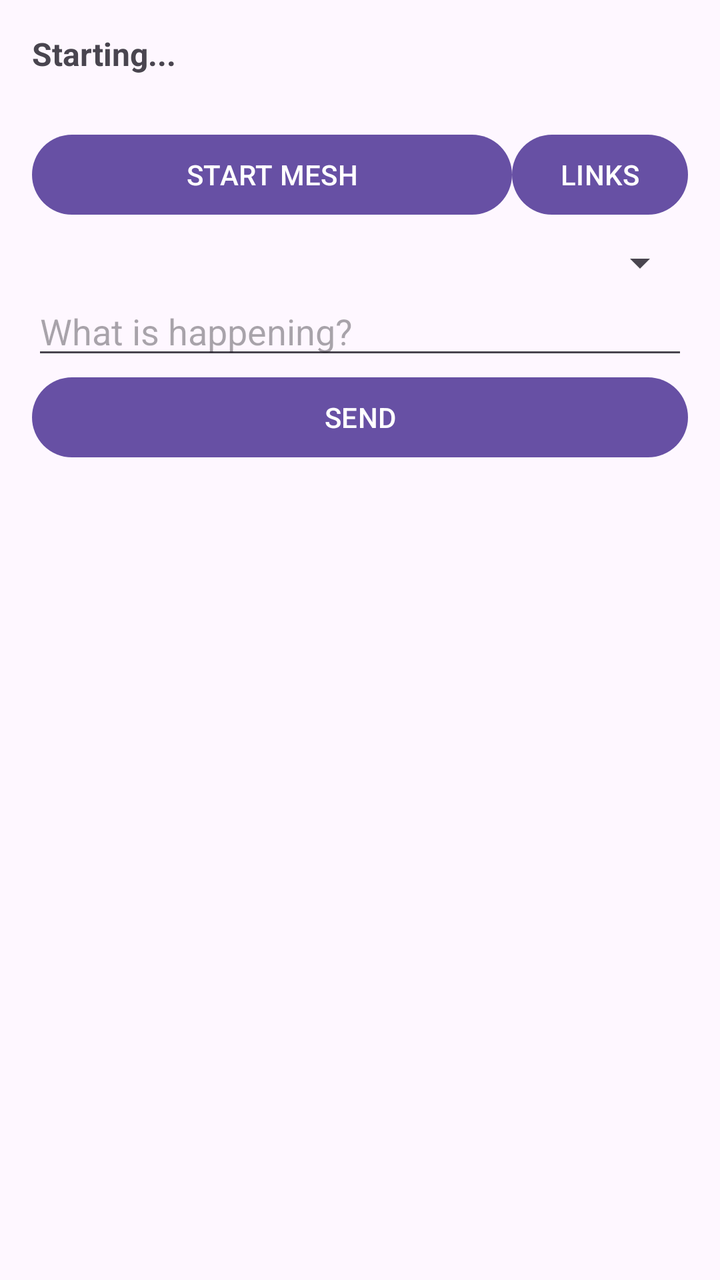
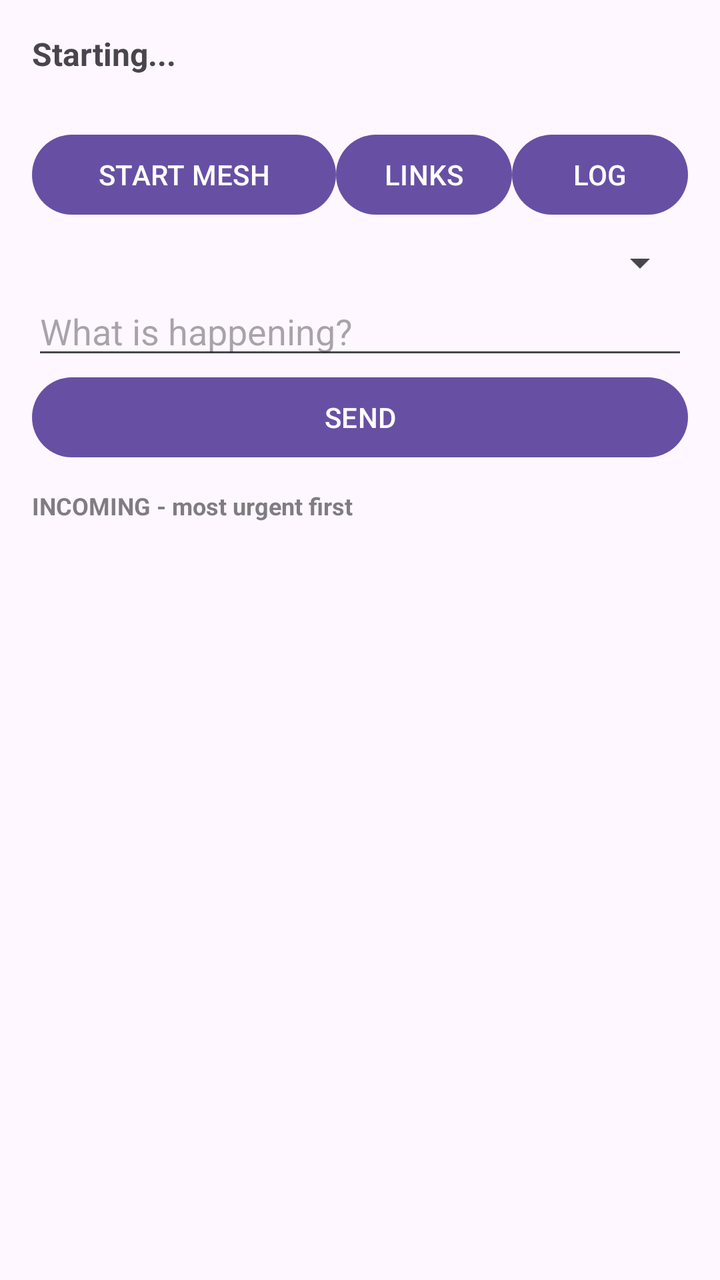

Screens rendered from an Android XML layout before and after an edit, with the pre-edit source and the edit as a unified diff.
<!-- AndroidManifest.xml: application theme Theme.MeshRelay -->
<!-- res/layout/activity_main.xml -->
<?xml version="1.0" encoding="utf-8"?>
<LinearLayout xmlns:android="http://schemas.android.com/apk/res/android"
    android:id="@+id/main"
    android:layout_width="match_parent"
    android:layout_height="match_parent"
    android:orientation="vertical"
    android:fitsSystemWindows="true"
    android:padding="16dp">

    <TextView
        android:id="@+id/tvName"
        android:layout_width="match_parent"
        android:layout_height="wrap_content"
        android:text="Starting..."
        android:textSize="16sp"
        android:textStyle="bold" />

    
    <TextView
        android:id="@+id/tvStats"
        android:layout_width="match_parent"
        android:layout_height="wrap_content"
        android:textSize="13sp"
        android:fontFamily="monospace"
        android:paddingBottom="8dp" />

    <LinearLayout
        android:layout_width="match_parent"
        android:layout_height="wrap_content"
        android:orientation="horizontal">

        <Button
            android:id="@+id/btnStart"
            android:layout_width="0dp"
            android:layout_weight="1"
            android:layout_height="wrap_content"
            android:text="START MESH" />

        <Button
            android:id="@+id/btnTopology"
            android:layout_width="wrap_content"
            android:layout_height="wrap_content"
            android:text="LINKS" />
    </LinearLayout>

    <Spinner
        android:id="@+id/spType"
        android:layout_width="match_parent"
        android:layout_height="wrap_content"
        android:layout_marginTop="8dp" />

    <EditText
        android:id="@+id/etMessage"
        android:layout_width="match_parent"
        android:layout_height="wrap_content"
        android:hint="What is happening?"
        android:inputType="text"
        android:maxLength="180" />

    <Button
        android:id="@+id/btnSend"
        android:layout_width="match_parent"
        android:layout_height="wrap_content"
        android:text="SEND" />

    <ScrollView
        android:id="@+id/svLog"
        android:layout_width="match_parent"
        android:layout_height="0dp"
        android:layout_weight="1"
        android:layout_marginTop="12dp">

        <TextView
            android:id="@+id/tvLog"
            android:layout_width="match_parent"
            android:layout_height="wrap_content"
            android:textSize="12sp"
            android:fontFamily="monospace"
            android:textIsSelectable="true" />
    </ScrollView>

</LinearLayout>
<!-- resources referenced by this layout -->
<resources>
  <style name="Theme.MeshRelay" parent="Base.Theme.MeshRelay" />
  <style name="Base.Theme.MeshRelay" parent="Theme.Material3.DayNight.NoActionBar">
          
          
      </style>
</resources>

<!-- the commit's change to res/layout/activity_main.xml (unified diff, before → after) -->
@@ -41,6 +41,13 @@
             android:layout_width="wrap_content"
             android:layout_height="wrap_content"
             android:text="LINKS" />
+
+        
+        <Button
+            android:id="@+id/btnView"
+            android:layout_width="wrap_content"
+            android:layout_height="wrap_content"
+            android:text="LOG" />
     </LinearLayout>
 
     <Spinner
@@ -63,12 +70,29 @@
         android:layout_height="wrap_content"
         android:text="SEND" />
 
+    <TextView
+        android:id="@+id/tvPaneTitle"
+        android:layout_width="match_parent"
+        android:layout_height="wrap_content"
+        android:layout_marginTop="12dp"
+        android:textStyle="bold"
+        android:textSize="12sp"
+        android:alpha="0.7"
+        android:text="INCOMING - most urgent first" />
+
+    
+    <androidx.recyclerview.widget.RecyclerView
+        android:id="@+id/rvInbox"
+        android:layout_width="match_parent"
+        android:layout_height="0dp"
+        android:layout_weight="1" />
+
     <ScrollView
         android:id="@+id/svLog"
         android:layout_width="match_parent"
         android:layout_height="0dp"
         android:layout_weight="1"
-        android:layout_marginTop="12dp">
+        android:visibility="gone">
 
         <TextView
             android:id="@+id/tvLog"
